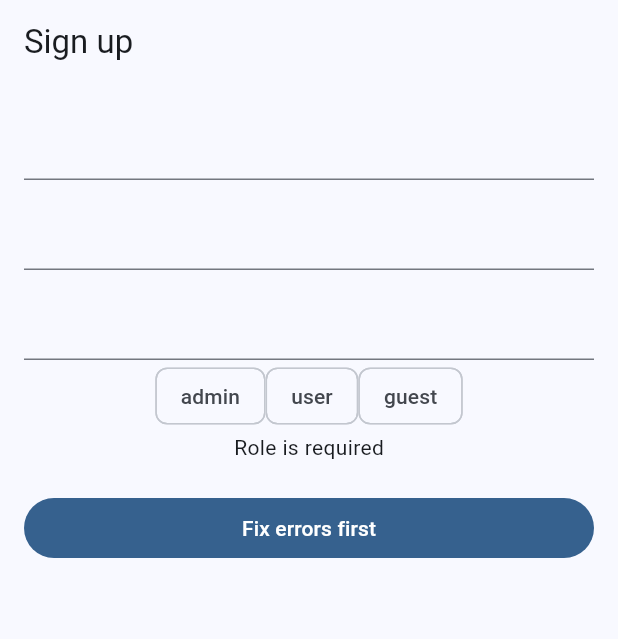
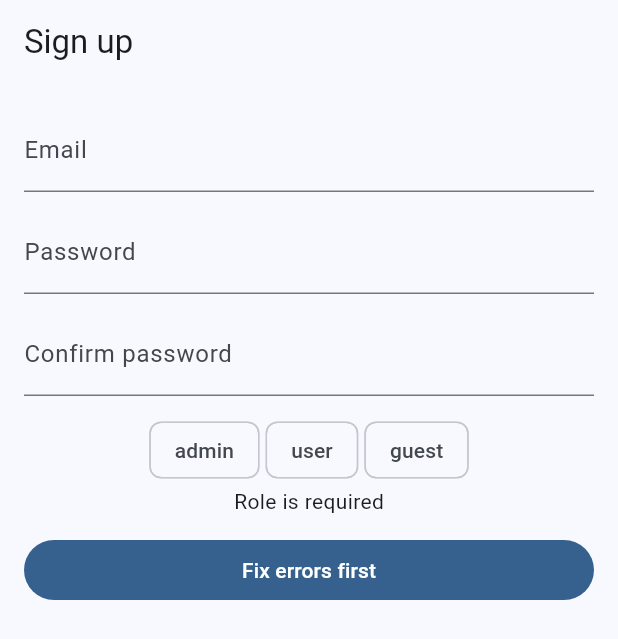
Before and after one commit to garlicPasta/riverpod_tools, a Flutter app: the screen it shows after launch, on a phone screen of 412 x 824 dp. Shown: the top 639 px of the screen. Run offline on Flutter 3.47's test engine with Material 3 defaults, Android fonts, the phone set to English and light mode, and no system bars; our stand-ins replace flutter_riverpod, riverpod.

Commit message:
feat: added example for user email validation

```diff
--- a/packages/async_value_tools/lib/src/async_value_extension.dart
+++ b/packages/async_value_tools/lib/src/async_value_extension.dart
@@ -7,6 +7,11 @@ import 'async_value_helper.dart';
 extension AsyncValueExtension<T> on AsyncValue<T> {
   AsyncValue<(T, R)> and<R>(AsyncValue<R> other) =>
       AsyncValueHelper.merge2(this, other, (a, b) => (a, b));
+
+  AsyncValue<(T, R0, R1)> and2<R0, R1>(
+    AsyncValue<R0> other0,
+    AsyncValue<R1> other1,
+  ) => AsyncValueHelper.merge3(this, other0, other1, (a, b, c) => (a, b, c));
 
   AsyncValue<S> combine<R, S>(AsyncValue<R> other, S Function(T, R) combiner) =>
       AsyncValueHelper.merge2(this, other, (a, b) => combiner(a, b));
--- a/packages/riverpod_forms/example/lib/main.dart
+++ b/packages/riverpod_forms/example/lib/main.dart
@@ -2,34 +2,42 @@ import 'package:flutter/material.dart' hide FormState;
 import 'package:flutter_riverpod/flutter_riverpod.dart';
 import 'package:riverpod_forms/riverpod_forms.dart';
 
+var checkIfEmailIsTaken = FutureProvider.family<bool, String>(
+  (ref, email) => Future.delayed(
+    Duration(seconds: 2),
+    () => ['user1@example.com', 'user2@example.com'].contains(email),
+  ),
+);
+
 final emailField =
-    makeTextField<CombinedValidator2<String, IsRequired, RegexMismatch>>(
-      validator: makeValidator2(
-        makeIsRequiredValidator<String>(),
-        makeRegexValidator(
-          RegExp(r'^[A-Za-z0-9._%+-]+@[A-Za-z0-9.-]+\.[A-Za-z]{2,}$'),
-        ),
+    makeTextField<CombinedValidator3<String, IsRequired, RegexMismatch, bool>>(
+      validator: makeValidator3(
+        makeIsRequiredValidator(),
+        makeIsValidEmailValidator(),
+        (ref, value) => ref
+            .watch(checkIfEmailIsTaken(value ?? ''))
+            .whenData((isTaken) => isTaken ? true : null),
       ),
     );
 
 final passwordField0 =
     makeTextField<CombinedValidator2<String, IsRequired, MinLength>>(
       validator: makeValidator2(
-        makeIsRequiredValidator<String>(),
+        makeIsRequiredValidator(),
         makeMinLengthValidator(6),
       ),
     );
 
 final passwordField1 = makeTextField(
   validator: makeValidator2(
-    makeIsRequiredValidator<String>(),
+    makeIsRequiredValidator(),
     makeIsEqual(passwordField0),
   ),
 );
 
 final rolesSelect = FormSingleValueProxy<Role, IsRequired>(
   values: (_) => AsyncData(Role.values),
-  validator: makeIsRequiredValidator<Role>(),
+  validator: makeIsRequiredValidator(),
 );
 
 void main() {
@@ -77,27 +85,36 @@ class SignUpScreen extends ConsumerWidget {
   @override
   Widget build(BuildContext context, WidgetRef ref) => Scaffold(
     appBar: AppBar(title: const Text('Sign up')),
-    body: Padding(
+    body: Align(
+      alignment: Alignment.topCenter,
+      child: Container(
         padding: const EdgeInsets.all(16),
+        constraints: BoxConstraints(maxWidth: 600),
         child: RiverpodFormView(
           form: signUpFormProvider,
           builder: (_, state) => Column(
+            spacing: 12,
             crossAxisAlignment: CrossAxisAlignment.stretch,
             children: [
-            RiverpodFormTextField<
-              CombinedValidator2<String, IsRequired, RegexMismatch>
-            >(
+              RiverpodFormTextField(
+                decoration: const InputDecoration(
+                  labelText: 'Email',
+                  hintText: 'Enter your email',
+                ),
                 valueProxy: state.model.email,
                 errorMapping: (error) => switch (error) {
-                Validator0Failed(error: IsRequired _) => 'Email is required',
-                Validator1Failed(error: RegexMismatch _) =>
-                  'Please enter a valid email address',
+                  Validator3_0Failed(error: IsRequired _) =>
+                    'Email is required',
+                  Validator3_1Failed(error: RegexMismatch _) =>
+                    'Email format is invalid',
+                  Validator3_2Failed(error: bool _) => 'Email is already taken',
                 },
               ),
-            const SizedBox(height: 12),
-            RiverpodFormTextField<
-              CombinedValidator2<String, IsRequired, MinLength>
-            >(
+              RiverpodFormTextField(
+                decoration: const InputDecoration(
+                  labelText: 'Password',
+                  hintText: 'Enter at least 6 characters',
+                ),
                 valueProxy: state.model.password,
                 errorMapping: (error) => switch (error) {
                   Validator0Failed<String, IsRequired, MinLength> _ =>
@@ -106,10 +123,11 @@ class SignUpScreen extends ConsumerWidget {
                     'Password must have at least 6 characters',
                 },
               ),
-            const SizedBox(height: 12),
-            RiverpodFormTextField<
-              CombinedValidator2<String, IsRequired, IsEqual>
-            >(
+              RiverpodFormTextField(
+                decoration: const InputDecoration(
+                  labelText: 'Confirm password',
+                  hintText: 'Re-enter your password',
+                ),
                 valueProxy: state.model.confirmPassword,
                 errorMapping: (error) => switch (error) {
                   Validator0Failed<String, IsRequired, IsEqual> _ =>
@@ -118,12 +136,11 @@ class SignUpScreen extends ConsumerWidget {
                     'Passwords must match',
                 },
               ),
-            RiverpodFormChoiceChips<Role, IsRequired>(
+              RiverpodFormChoiceChips(
                 valueProxy: state.model.roles,
                 labelMapping: (role) => role.name,
                 errorMapping: (error) => 'Role is required',
               ),
-            const SizedBox(height: 20),
               FilledButton(
                 onPressed: () {
                   final String message = state.isValid
@@ -138,5 +155,6 @@ class SignUpScreen extends ConsumerWidget {
           ),
         ),
       ),
+    ),
   );
 }
--- a/packages/riverpod_forms/lib/src/validators/combined_validators_3.dart
+++ b/packages/riverpod_forms/lib/src/validators/combined_validators_3.dart
@@ -1,10 +1,48 @@
-final class CombinedValidator3<V, E0, E1, E2> {}
+import 'package:async_value_tools/async_value_tools.dart';
+import 'package:flutter_riverpod/flutter_riverpod.dart';
+import 'package:riverpod_forms/src/models/riverpod_form.dart';
+import 'package:riverpod_forms/src/utils/functional_helpers.dart';
 
-final class Validator3_0Failed<V, E0>
-    extends CombinedValidator3<V, E0, dynamic, dynamic> {}
+sealed class CombinedValidator3<V, E0, E1, E2> {}
 
-final class Validator3_1Failed<V, E0>
-    extends CombinedValidator3<V, dynamic, E0, dynamic> {}
+final class Validator3_0Failed<V, E0, E1, E2>
+    extends CombinedValidator3<V, E0, E1, E2> {
+  final E0 error;
+  Validator3_0Failed(this.error);
+}
 
-final class Validator3_2Failed<V, E0>
-    extends CombinedValidator3<V, dynamic, E0, dynamic> {}
+final class Validator3_1Failed<V, E0, E1, E2>
+    extends CombinedValidator3<V, E0, E1, E2> {
+  final E1 error;
+  Validator3_1Failed(this.error);
+}
+
+final class Validator3_2Failed<V, E0, E1, E2>
+    extends CombinedValidator3<V, E0, E1, E2> {
+  final E2 error;
+  Validator3_2Failed(this.error);
+}
+
+FormValueValidator<V, CombinedValidator3<V, E0, E1, E2>>
+makeValidator3<V, E0, E1, E2>(
+  FormValueValidator<V, E0> validator0,
+  FormValueValidator<V, E1> validator1,
+  FormValueValidator<V, E2> validator2,
+) =>
+    (Ref ref, value) => validator0(ref, value)
+        .and2(validator1(ref, value), validator2(ref, value))
+        .whenData(
+          (validation) =>
+              whenNotNull(
+                validation.$1,
+                then: (e0) => Validator3_0Failed<V, E0, E1, E2>(e0),
+              ) ??
+              whenNotNull(
+                validation.$2,
+                then: (e1) => Validator3_1Failed<V, E0, E1, E2>(e1),
+              ) ??
+              whenNotNull(
+                validation.$3,
+                then: (e2) => Validator3_2Failed<V, E0, E1, E2>(e2),
+              ),
+        );
--- a/packages/riverpod_forms/lib/src/validators/is_required_validator.dart
+++ b/packages/riverpod_forms/lib/src/validators/is_required_validator.dart
@@ -4,8 +4,8 @@ import '../../riverpod_forms.dart';
 
 final class IsRequired {}
 
-FormValueValidator<T, IsRequired> makeIsRequiredValidator<T>() =>
-    (Ref ref, T? value) {
+FormValueValidator<Object, IsRequired> makeIsRequiredValidator() =>
+    (Ref ref, Object? value) {
       if (value == null || (value is String && value.isEmpty)) {
         return AsyncValue.data(IsRequired());
       }
--- a/packages/riverpod_forms/lib/src/widgets/riverpod_form_choice_chips.dart
+++ b/packages/riverpod_forms/lib/src/widgets/riverpod_form_choice_chips.dart
@@ -62,6 +62,7 @@ class _RiverpodChoiceChipsState<VALUE, E>
       mainAxisSize: MainAxisSize.min,
       children: [
         Wrap(
+          spacing: 4,
           children: values.map((v) {
             final selected = widget.state.value == v;
             return ChoiceChip(
--- a/packages/riverpod_forms/lib/src/widgets/riverpod_form_text_field.dart
+++ b/packages/riverpod_forms/lib/src/widgets/riverpod_form_text_field.dart
@@ -6,11 +6,13 @@ import 'package:riverpod_forms/src/widgets/riverpod_form_field_builder.dart';
 class RiverpodFormTextField<E> extends StatelessWidget {
   final FormValueProxy<String, E> valueProxy;
   final String Function(E)? errorMapping;
+  final InputDecoration? decoration;
 
   const RiverpodFormTextField({
     super.key,
     required this.valueProxy,
     this.errorMapping,
+    this.decoration,
   });
 
   @override
@@ -20,18 +22,21 @@ class RiverpodFormTextField<E> extends StatelessWidget {
       state: state,
       setValue: setValue,
       errorMapping: errorMapping,
+      decoration: decoration,
     ),
   );
 }
 
 class _RiverpodText<E> extends RiverpodFormFieldHandler<String, E> {
   final String Function(E)? errorMapping;
+  final InputDecoration? decoration;
 
   const _RiverpodText({
     super.key,
     required super.state,
     required super.setValue,
     this.errorMapping,
+    this.decoration,
   });
 
   @override
@@ -60,7 +65,13 @@ class _RiverpodTextState<E> extends State<_RiverpodText<E>> {
   Widget build(BuildContext context) => TextField(
     controller: controller,
     onChanged: widget.setValue,
-    decoration: InputDecoration(
+    decoration: (widget.decoration ?? InputDecoration()).copyWith(
+      suffix: switch (widget.state.error) {
+        ValidationInProgress<E>() => const CircularProgressIndicator(
+          constraints: BoxConstraints.tightFor(width: 16, height: 16),
+        ),
+        _ => null,
+      },
       errorText: widget.state.isDirty
           ? switch (widget.state.error) {
               ValidationInProgress<E>() => null,
```
Also changed, not shown: packages/riverpod_forms/lib/src/validators/string_validators.dart (+7 -0 lines), 1 other file. Lines whose indentation alone changed are shown as unchanged.
